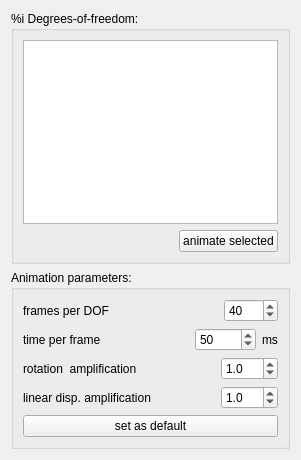
Above: degreesOfFreedomAnimation.ui from hamish2014/FreeCAD_assembly2 before the change. Below: the same form after it.
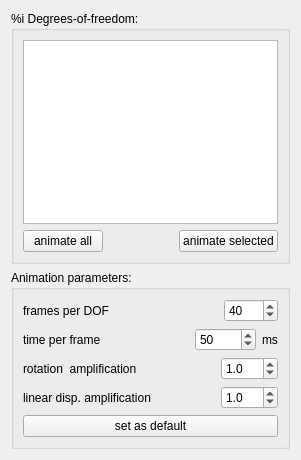
That is the form after the change.

Commit message: animate all button added to degree-of-animation task dialog

The edit to the form file:
```diff
--- a/degreesOfFreedomAnimation.ui
+++ b/degreesOfFreedomAnimation.ui
@@ -35,6 +35,13 @@
       </item>
       <item>
        <layout class="QHBoxLayout" name="horizontalLayout">
+        <item>
+         <widget class="QPushButton" name="pushButton_animateAll">
+          <property name="text">
+           <string>animate all</string>
+          </property>
+         </widget>
+        </item>
         <item>
          <spacer name="horizontalSpacer">
           <property name="orientation">
```
The commit also changes 1 other file.
